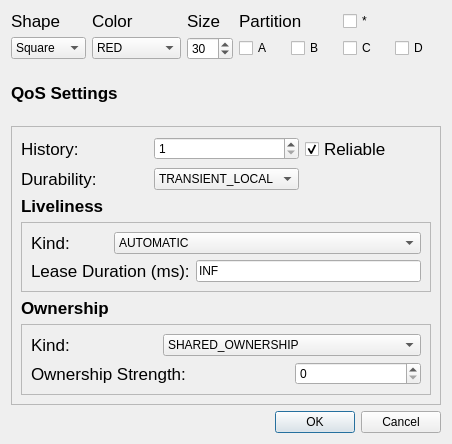
eProsima/ShapesDemo, file forms/publishdialog.ui: the form before one commit.
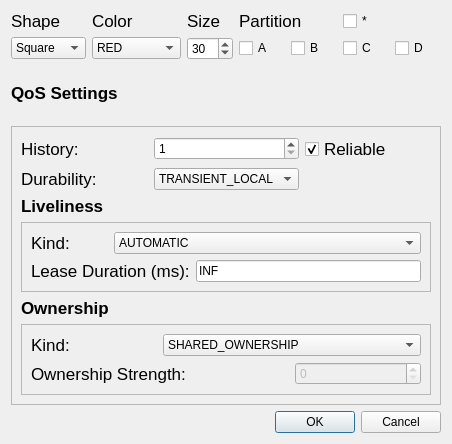
The form after the commit.

Commit message: Ref #5570 Shade the publisher onwership strength spinbox when SHARED_OWNERSHIP is selected

Patch:
```diff
--- a/forms/publishdialog.ui
+++ b/forms/publishdialog.ui
@@ -454,6 +454,9 @@
          </item>
          <item row="2" column="2">
           <widget class="QSpinBox" name="spin_ownershipStrength">
+           <property name="enabled">
+            <bool>false</bool>
+           </property>
            <property name="minimum">
             <number>0</number>
            </property>
```
The commit also changes 2 other files.
